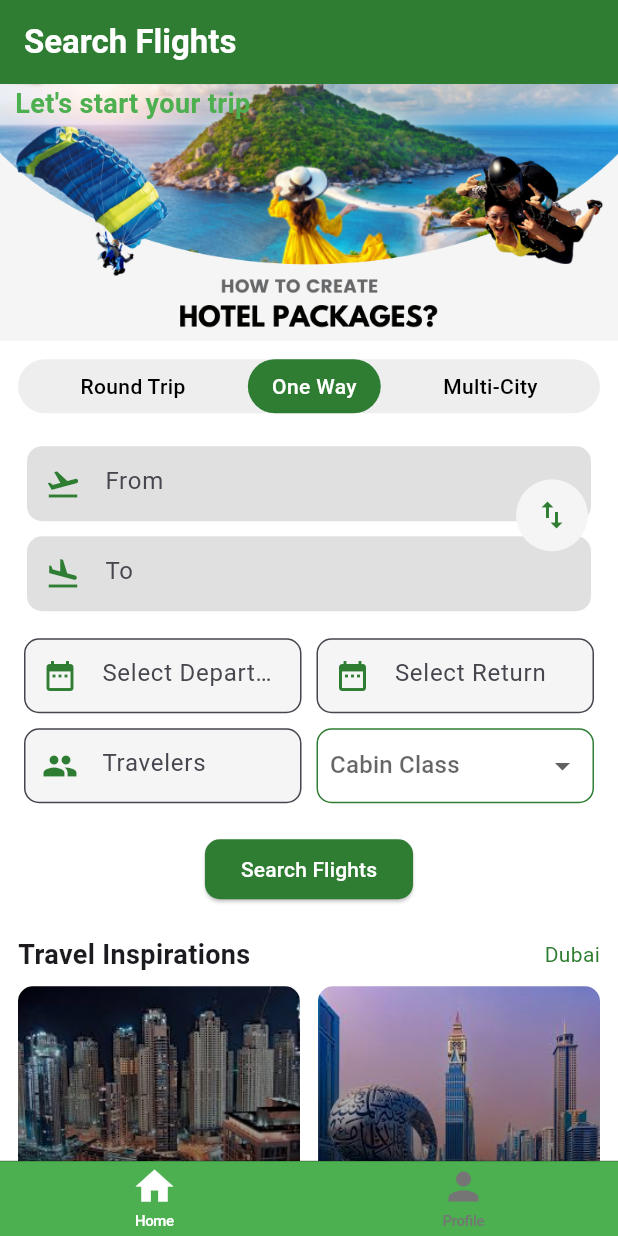
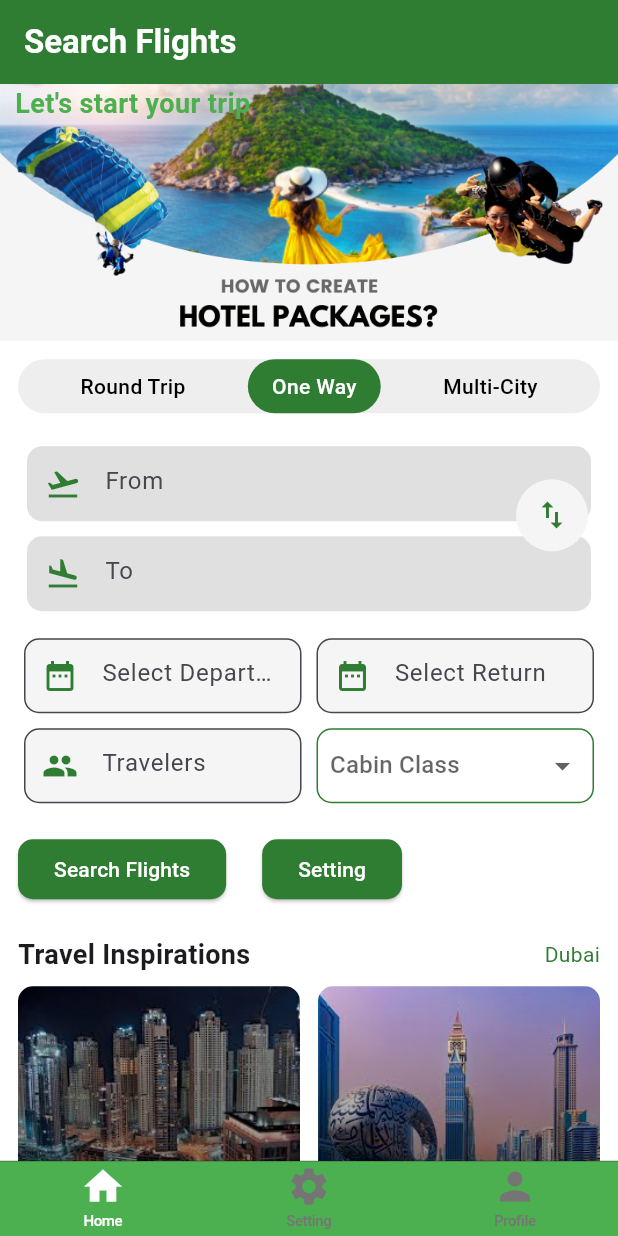
Before and after one commit to mohanta123/FlightBooking, a Flutter app: the screen it shows after launch, item 2 of the bottom bar chosen, after a tap on "Home", on a phone screen of 412 x 824 dp. Run offline on Flutter 3.47's test engine with Material 3 defaults, Android fonts, the phone set to English and light mode, and no system bars; our stand-ins replace google_fonts.

Commit message:
padmalochana bottom navigation

```diff
--- a/lib/features/Home/homeScreen.dart
+++ b/lib/features/Home/homeScreen.dart
@@ -1,9 +1,11 @@
+import 'package:flightbooking/features/Home/settingScreen.dart';
 import 'package:flutter/material.dart';
 
 import '../Bookings/bookings.dart';
 
 class Homescreen extends StatefulWidget {
-  const Homescreen({super.key});
+
+
 
   @override
   State<Homescreen> createState() => _HomescreenState();
@@ -52,7 +54,7 @@ class _HomescreenState extends State<Homescreen> {
                     image: AssetImage('assets/yy.png'),
                   ),
                 ),
-                Positioned(
+                const Positioned(
                   left: 10,
                   child: Text(
                     "Let's start your trip",
@@ -90,6 +92,8 @@ class _HomescreenState extends State<Homescreen> {
             _buildSearchForm(),
 
             /// Search Button
+            Row(
+              children: [
                 Padding(
                   padding: const EdgeInsets.all(12.0),
                   child: ElevatedButton(
@@ -106,6 +110,30 @@ class _HomescreenState extends State<Homescreen> {
                       style: TextStyle(color: Colors.white),
                     ),
                   ),
+                ),
+                Padding(
+                  padding: const EdgeInsets.all(12.0),
+                  child: ElevatedButton(
+                    style: ElevatedButton.styleFrom(
+                        backgroundColor: Colors.green.shade800,
+                        shape: RoundedRectangleBorder(
+                            borderRadius: BorderRadius.circular(10))),
+                    onPressed: () {
+
+                      Navigator.push(
+                        context,
+                        MaterialPageRoute(
+                          builder: (context) => SettingScreen(),
+                        ),
+                      );
+                    },
+                    child: const Text(
+                      "Setting",
+                      style: TextStyle(color: Colors.white),
+                    ),
+                  ),
+                ),
+              ],
             ),
             // Travel Inspirations
             _sectionHeader("Travel Inspirations", "Dubai"),
--- /dev/null
+++ b/lib/features/Home/settingScreen.dart
@@ -0,0 +1,16 @@
+import 'package:flutter/material.dart';
+
+class SettingScreen extends StatefulWidget {
+
+  @override
+  State<SettingScreen> createState() => _SettingScreenState();
+}
+
+class _SettingScreenState extends State<SettingScreen> {
+  @override
+  Widget build(BuildContext context) {
+    return Scaffold(
+      body: Center(child: Text("Setting Screen")),
+    );
+  }
+}
--- a/lib/widgets/ButtonNavigation/buttonNavigation.dart
+++ b/lib/widgets/ButtonNavigation/buttonNavigation.dart
@@ -1,6 +1,7 @@
 import 'package:flutter/cupertino.dart';
 import 'package:flutter/material.dart';
 import '../../features/Home/homeScreen.dart';
+import '../../features/Home/settingScreen.dart';
 import '../../features/Profile/profile.dart';
 
 class ButtonNavigation extends StatefulWidget {
@@ -13,8 +14,15 @@ class ButtonNavigation extends StatefulWidget {
 class _ButtonNavigationState extends State<ButtonNavigation> {
   int _page = 0; // Variable to track the selected tab
 
+  // Create Navigator keys for each tab
+  final List<GlobalKey<NavigatorState>> _navigatorKeys = [
+    GlobalKey<NavigatorState>(),
+    GlobalKey<NavigatorState>(),
+  ];
+
   final List<Widget> pages = [
     Homescreen(),
+    SettingScreen(),
     Profile(),
   ];
 
@@ -28,13 +36,19 @@ class _ButtonNavigationState extends State<ButtonNavigation> {
         currentIndex: _page,
         onTap: (index) {
           setState(() {
-            _page = index;
+            // Reset the navigation stack of the previous tab
+            _navigatorKeys[_page].currentState?.popUntil((route) => route.isFirst);
+            _page = index; // Update the selected tab
           });
         },
         items: const [
           BottomNavigationBarItem(
             icon: Icon(Icons.home),
             label: 'Home',
+          ),
+          BottomNavigationBarItem(
+            icon: Icon(Icons.settings),
+            label: 'Setting',
           ),
           BottomNavigationBarItem(
             icon: Icon(Icons.person),
@@ -44,7 +58,8 @@ class _ButtonNavigationState extends State<ButtonNavigation> {
       ),
       tabBuilder: (BuildContext context, int index) {
         return CupertinoTabView(
-          builder: (context) => pages[_page],
+          navigatorKey: _navigatorKeys[index],
+          builder: (context) => pages[index],
         );
       },
     );
```
Lines whose indentation alone changed are shown as unchanged.
